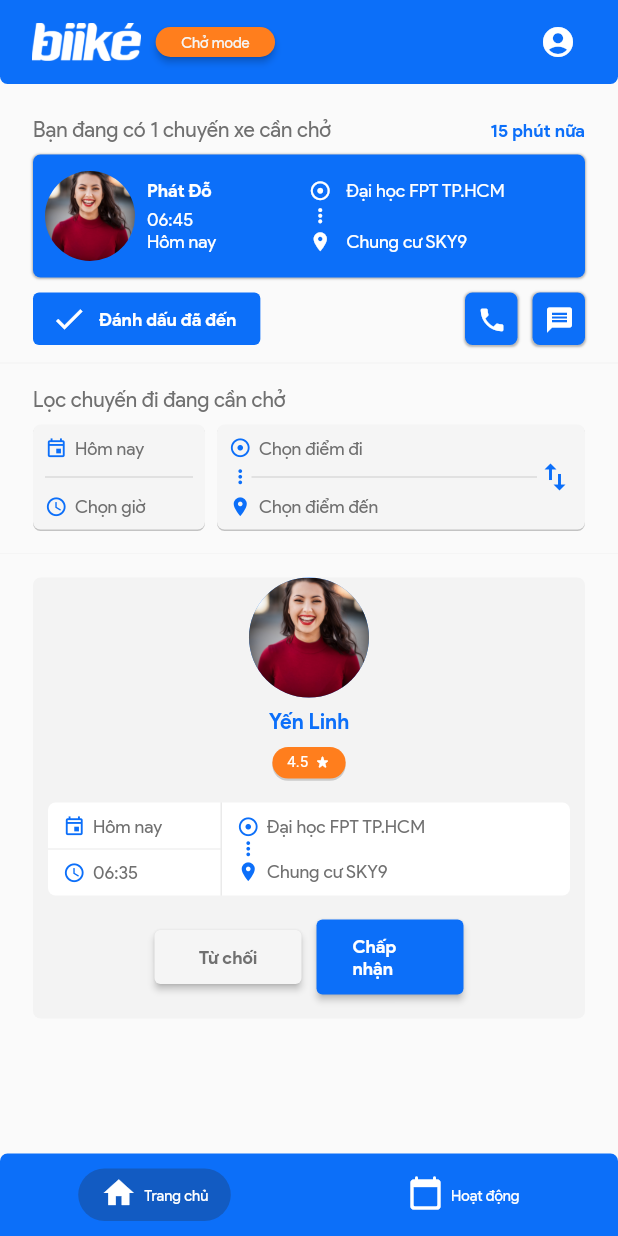
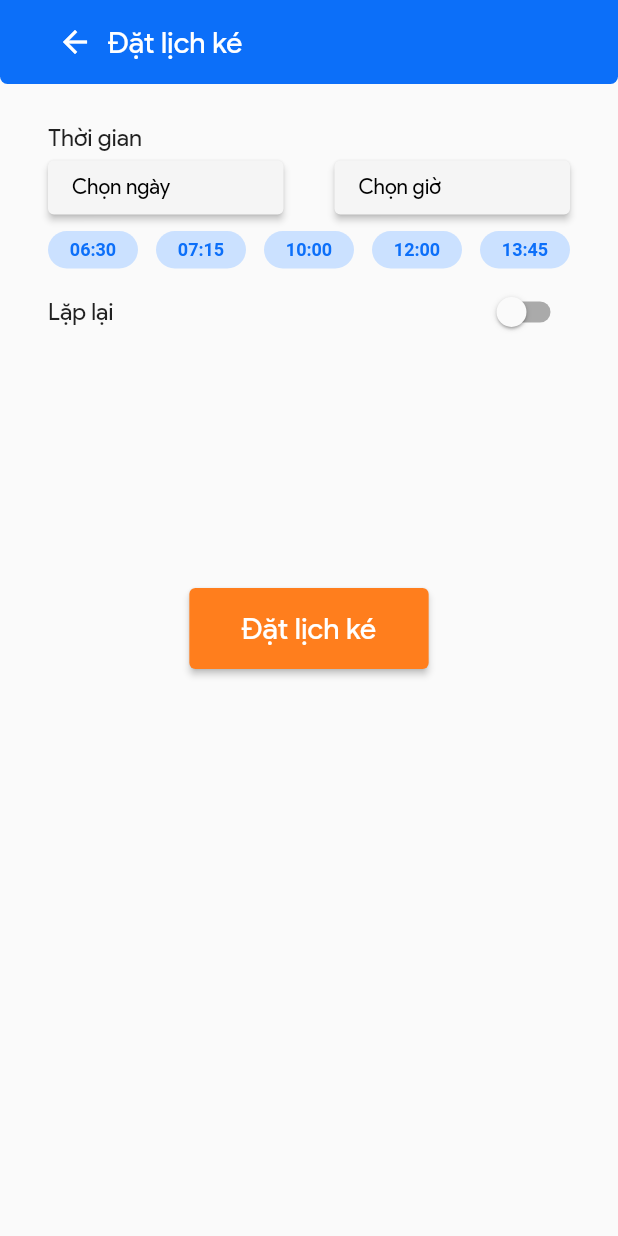
Before and after one commit to TamNguyen8021/Biike-user, a Flutter app: the screen it shows after launch, on a phone screen of 412 x 824 dp. Run offline on Flutter 3.47's test engine with Material 2 defaults, Android fonts, the phone set to English and light mode, and no system bars; our stand-ins replace flutter_svg.

Commit message:
[BIIKE-48] complete book_schedule_trip page

```diff
--- a/lib/main.dart
+++ b/lib/main.dart
@@ -1,7 +1,8 @@
+import 'package:bikes_user/pages/book_schedule_trip.dart';
 import 'package:bikes_user/pages/book_trip.dart';
 import 'package:bikes_user/pages/home_page.dart';
 import 'package:bikes_user/pages/open_page.dart';
-import 'package:bikes_user/pages/trip_details.dart';
+import 'package:bikes_user/pages/trip_detail.dart';
 import 'package:bikes_user/pages/trip_history_page.dart';
 import 'package:bikes_user/utils/custom_colors.dart';
 import 'package:bikes_user/widgets/pages/activity.dart';
@@ -23,7 +24,8 @@ class Biike extends StatelessWidget {
           // Apply a combination of colors based on the provided one to entire app.
           primarySwatch: CustomColors.kBlue,
           fontFamily: 'SVN Product Sans'),
-      initialRoute: '/home',
+      // initialRoute: '/home',
+      initialRoute: '/book_schedule_trip',
       routes: {
         '/open': (BuildContext ctx) => OpenPage(),
         '/history': (BuildContext ctx) => TripHistoryPage(),
@@ -33,10 +35,13 @@ class Biike extends StatelessWidget {
         '/home': (BuildContext ctx) => HomePage(
               role: 'Driver',
             ),
-        '/trip_details': (BuildContext ctx) => TripDetails(
+        '/trip_detail': (BuildContext ctx) => TripDetail(
               role: 'Driver',
+              isWaitingForDriver: false,
+              isTripCompleted: false,
             ),
         '/book_trip': (BuildContext ctx) => BookTrip(),
+        '/book_schedule_trip': (BuildContext ctx) => BookScheduleTrip(),
       },
     );
   }
--- /dev/null
+++ b/lib/pages/book_schedule_trip.dart
@@ -0,0 +1,239 @@
+import 'package:bikes_user/utils/custom_colors.dart';
+import 'package:bikes_user/utils/custom_strings.dart';
+import 'package:bikes_user/widgets/appbars/custom_appbar.dart';
+import 'package:bikes_user/widgets/buttons/date_button.dart';
+import 'package:bikes_user/widgets/buttons/time_button.dart';
+import 'package:flutter/material.dart';
+
+class BookScheduleTrip extends StatefulWidget {
+  const BookScheduleTrip({Key? key}) : super(key: key);
+
+  @override
+  _BookScheduleTripState createState() => _BookScheduleTripState();
+}
+
+class _BookScheduleTripState extends State<BookScheduleTrip> {
+  DateTime selectedDate = DateTime.now();
+  DateTime repeatedDate = DateTime.now();
+  TimeOfDay selectedTime = TimeOfDay.now();
+  bool isDateSelected = false;
+  bool isRepeatedDateSelected = false;
+  bool isTimeSelected = false;
+  bool isRepeated = false;
+
+  Future<void> _selectDate(BuildContext context) async {
+    final DateTime? picked = await showDatePicker(
+      context: context,
+      initialDate: selectedDate,
+      firstDate: DateTime.now(),
+      lastDate: DateTime(2101),
+    );
+    if (picked != null) {
+      isDateSelected = true;
+      setState(() {
+        selectedDate = picked;
+      });
+    }
+  }
+
+  Future<void> _selectRepeatingDate(BuildContext context) async {
+    final DateTime? picked = await showDatePicker(
+      context: context,
+      initialDate:
+          repeatedDate.isBefore(selectedDate) ? selectedDate : repeatedDate,
+      firstDate: selectedDate,
+      lastDate: DateTime(2101),
+    );
+    if (picked != null) {
+      isRepeatedDateSelected = true;
+      setState(() {
+        repeatedDate = picked;
+      });
+    }
+  }
+
+  Future<void> _selectTime(BuildContext context) async {
+    final TimeOfDay? picked = await showTimePicker(
+      context: context,
+      initialTime: selectedTime,
+    );
+    if (picked != null) {
+      isTimeSelected = true;
+      setState(() {
+        selectedTime = picked;
+      });
+    }
+  }
+
+  @override
+  Widget build(BuildContext context) {
+    final navigationBar = CustomAppBar(
+      appBar: AppBar(),
+      leadingWidget: Padding(
+        padding: const EdgeInsets.only(left: 30),
+        child: IconButton(
+          icon: const Icon(Icons.arrow_back),
+          onPressed: () {
+            Navigator.pop(context);
+          },
+        ),
+      ),
+      title: Text(CustomStrings.kBookScheduleTrip),
+    );
+
+    return Scaffold(
+      appBar: navigationBar,
+      body: SafeArea(
+        child: Padding(
+          padding: const EdgeInsets.fromLTRB(32, 16, 32, 16),
+          child: Column(
+            crossAxisAlignment: CrossAxisAlignment.start,
+            children: [
+              SizedBox(
+                height: 10,
+              ),
+              Text(
+                "Thời gian",
+                style: TextStyle(fontSize: 16),
+              ),
+              Row(
+                mainAxisAlignment: MainAxisAlignment.spaceBetween,
+                children: [
+                  ElevatedButton(
+                    onPressed: () => _selectDate(context),
+                    style: ElevatedButton.styleFrom(
+                      primary: CustomColors.kLightGray,
+                    ),
+                    child: Container(
+                      width: 125,
+                      child: Text(
+                        isDateSelected
+                            ? "${selectedDate.toLocal()}".split(' ')[0]
+                            : "Chọn ngày",
+                        style: TextStyle(
+                          color: Colors.black,
+                        ),
+                      ),
+                    ),
+                  ),
+                  ElevatedButton(
+                    onPressed: () => _selectTime(context),
+                    style: ElevatedButton.styleFrom(
+                      primary: CustomColors.kLightGray,
+                    ),
+                    child: Container(
+                      width: 125,
+                      child: Text(
+                        isTimeSelected
+                            ? "${selectedTime.format(context)}"
+                            : "Chọn giờ",
+                        style: TextStyle(
+                          color: Colors.black,
+                        ),
+                      ),
+                    ),
+                  ),
+                ],
+              ),
+              SizedBox(
+                height: 5,
+              ),
+              Row(
+                mainAxisAlignment: MainAxisAlignment.spaceBetween,
+                children: [
+                  TimeButton(time: "06:30"),
+                  TimeButton(time: "07:15"),
+                  TimeButton(time: "10:00"),
+                  TimeButton(time: "12:00"),
+                  TimeButton(time: "13:45"),
+                ],
+              ),
+              SizedBox(
+                height: 5,
+              ),
+              Row(
+                mainAxisAlignment: MainAxisAlignment.spaceBetween,
+                children: [
+                  Text(
+                    "Lặp lại",
+                    style: TextStyle(fontSize: 16),
+                  ),
+                  Switch(
+                    value: isRepeated,
+                    onChanged: (bool value) {
+                      setState(() {
+                        isRepeated = value;
+                      });
+                    },
+                  ),
+                ],
+              ),
+              Visibility(
+                visible: isRepeated,
+                child: Column(
+                  crossAxisAlignment: CrossAxisAlignment.start,
+                  children: [
+                    Row(
+                      mainAxisAlignment: MainAxisAlignment.spaceBetween,
+                      children: [
+                        DateButton(date: "T2"),
+                        DateButton(date: "T3"),
+                        DateButton(date: "T4"),
+                        DateButton(date: "T5"),
+                        DateButton(date: "T6"),
+                        DateButton(date: "T7"),
+                        DateButton(date: "CN"),
+                      ],
+                    ),
+                    SizedBox(
+                      height: 5,
+                    ),
+                    Text(
+                      "Lặp lại đến",
+                      style: TextStyle(fontSize: 16),
+                    ),
+                    ElevatedButton(
+                      onPressed: () => _selectRepeatingDate(context),
+                      style: ElevatedButton.styleFrom(
+                        primary: CustomColors.kLightGray,
+                      ),
+                      child: Container(
+                        width: 125,
+                        child: Text(
+                          isRepeatedDateSelected
+                              ? "${repeatedDate.toLocal()}".split(' ')[0]
+                              : "Chọn ngày",
+                          style: TextStyle(
+                            color: Colors.black,
+                          ),
+                        ),
+                      ),
+                    ),
+                  ],
+                ),
+              ),
+              SizedBox(
+                height: isRepeated ? 40 : 160,
+              ),
+              Center(
+                child: ElevatedButton(
+                  onPressed: () {},
+                  style: ElevatedButton.styleFrom(
+                    primary: CustomColors.kOrange,
+                    padding: EdgeInsets.fromLTRB(35, 15, 35, 15),
+                  ),
+                  child: Text(
+                    "Đặt lịch ké",
+                    style: TextStyle(
+                      fontSize: 20,
+                    ),
+                  ),
+                ),
+              ),
+            ],
+          ),
+        ),
+      ),
+    );
+  }
+}
--- a/lib/utils/custom_strings.dart
+++ b/lib/utils/custom_strings.dart
@@ -33,12 +33,15 @@ class CustomStrings {
   static const String kHome = "Trang chủ";
   static const String kActivities = "Hoạt động";
 
-  // trip details screen
+  // trip detail screen
   static const String kTripDetails = "Chi tiết chuyến đi";
   static const String kTripStatus = "Đang tìm...";
   static const String kCancelTrip = "Hủy chuyến";
   static const String kConfirmArrival = "Đánh dấu đã đến";
+  static const String kStartTrip = "Bắt đầu chuyến đi";
+  static const String kCompleteTrip = "Hoàn thành";
 
   // book trip screen
   static const String kBookNewTrip = "Tạo chuyến đi ké mới";
+  static const String kBookScheduleTrip = "Đặt lịch ké";
 }
--- /dev/null
+++ b/lib/widgets/buttons/time_button.dart
@@ -0,0 +1,31 @@
+import 'package:bikes_user/utils/custom_colors.dart';
+import 'package:flutter/material.dart';
+
+class TimeButton extends StatelessWidget {
+  final String time;
+  const TimeButton({Key? key, required this.time}) : super(key: key);
+
+  @override
+  Widget build(BuildContext context) {
+    return Container(
+      height: 25,
+      width: 60,
+      decoration: BoxDecoration(
+        color: CustomColors.kLightBlue,
+        borderRadius: BorderRadius.circular(30.0),
+      ),
+      child: TextButton(
+        style: TextButton.styleFrom(
+          padding: const EdgeInsets.only(left: 8, right: 8),
+          primary: CustomColors.kBlue,
+          textStyle: const TextStyle(fontSize: 12),
+        ),
+        onPressed: () {},
+        child: Text(
+          "$time",
+          style: TextStyle(fontWeight: FontWeight.bold),
+        ),
+      ),
+    );
+  }
+}
```
Also changed, not shown: lib/pages/trip_detail.dart (renamed from lib/pages/trip_details.dart, +95 -6 lines), lib/widgets/buttons/date_button.dart (added, +37 -0 lines).
